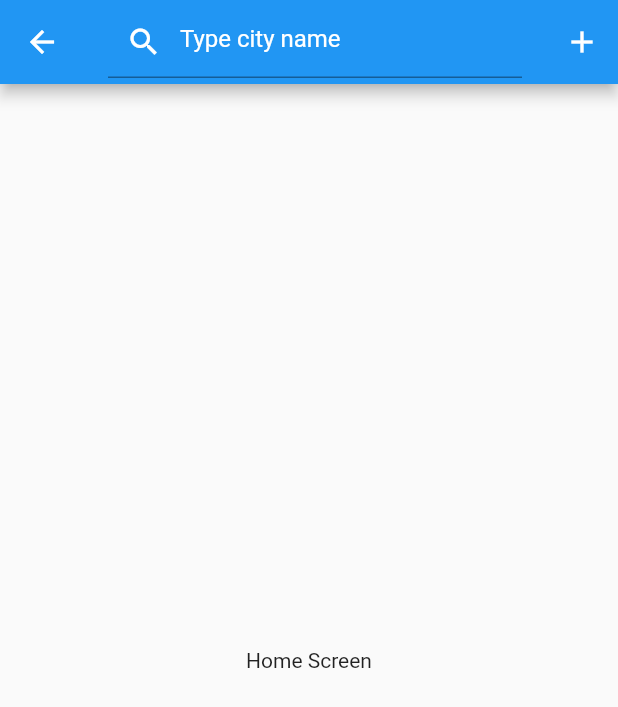
After one commit to VijayJaybhay/i_weather, a Flutter app: the SelectLocationScreen screen opened directly, after a tap on the "search" icon, on a phone screen of 412 x 824 dp. The commit adds this screen. Shown: the top 707 px of the screen. Run offline on Flutter 3.47's test engine with Material 2 defaults, Android fonts, the phone set to English and light mode, and no system bars; our stand-ins replace flutter_spinkit, flutter_svg, geolocator, google_fonts, numberpicker.

Commit message:
Add city implemented

```diff
--- /dev/null
+++ b/lib/screens/select_location_screen.dart
@@ -0,0 +1,56 @@
+import 'package:flutter/material.dart';
+
+class SelectLocationScreen extends StatefulWidget {
+  @override
+  State<StatefulWidget> createState() {
+    return _SelectLocationScreenState();
+  }
+}
+
+class _SelectLocationScreenState extends State<SelectLocationScreen> {
+  Widget _title = Text('Add City');
+  Icon actionIcon = new Icon(Icons.search);
+  String _cityName;
+
+  @override
+  Widget build(BuildContext context) {
+    return Scaffold(
+      appBar: AppBar(
+        title: _title,
+        actions: [
+          new IconButton(
+            icon: actionIcon,
+            onPressed: () {
+              setState(() {
+                if (this.actionIcon.icon == Icons.search) {
+                  this.actionIcon = new Icon(Icons.add);
+                  _title = new TextField(
+                    onChanged: (value) {
+                      _cityName = value;
+                    },
+                    style: new TextStyle(
+                      color: Colors.white,
+                    ),
+                    decoration: new InputDecoration(
+                        prefixIcon: new Icon(Icons.search, color: Colors.white),
+                        hintText: "Type city name",
+                        hintStyle: new TextStyle(color: Colors.white)),
+                  );
+                } else {
+                  this.actionIcon = new Icon(Icons.search);
+                  this._title = new Text("Add City");
+                  Navigator.pop(context, _cityName);
+                }
+              });
+            },
+          ),
+        ],
+      ),
+      body: Container(
+        child: Center(
+          child: Text('Home Screen'),
+        ),
+      ),
+    );
+  }
+}
```
Also changed, not shown: lib/screens/location_screen.dart (+24 -6 lines), lib/services/weather_service.dart (+22 -2 lines).
